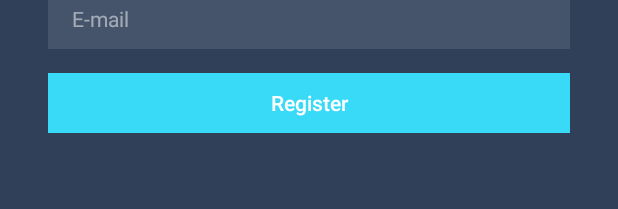
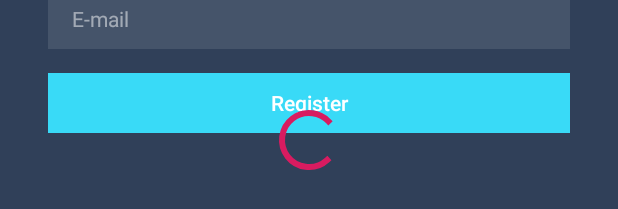
Before and after one commit to secretmoo35/KotlinContactApp, an Android app: the layout activity_register.xml on its own in the app's theme, with its tools: preview values and no code run, on a phone screen of 412 x 824 dp. Shown: the part 478-687 px from the top of the screen. Run offline under Robolectric (Android 15) with nearby library versions, the phone set to English and light mode, and no system bars.

Commit message:
[Add] Register call service & SharedPreferences

```diff
--- a/app/src/main/AndroidManifest.xml
+++ b/app/src/main/AndroidManifest.xml
@@ -12,6 +12,7 @@
             android:roundIcon="@mipmap/ic_launcher_round"
             android:supportsRtl="true"
             android:theme="@style/AppTheme"
+            android:name=".controllers.App"
             tools:ignore="AllowBackup,GoogleAppIndexingWarning">
         <activity
                 android:name=".controllers.LoginActivity"
--- a/app/src/main/java/com/kungsaranuwat/sarayut/kotlincontactapp/Utilities/Constants.kt
+++ b/app/src/main/java/com/kungsaranuwat/sarayut/kotlincontactapp/utilities/Constants.kt
@@ -1,4 +1,4 @@
-package com.kungsaranuwat.sarayut.kotlincontactapp.Utilities
+package com.kungsaranuwat.sarayut.kotlincontactapp.utilities
 
 const val BASE_URL = "https://secret-example-api.herokuapp.com"
 const val URL_REGISTER = "${BASE_URL}/api/auth/signup"
--- a/app/src/main/res/layout/activity_login.xml
+++ b/app/src/main/res/layout/activity_login.xml
@@ -94,7 +94,7 @@
                 android:text="@string/login"
                 android:layout_width="0dp"
                 android:layout_height="40dp"
-                android:id="@+id/loginButton"
+                android:id="@+id/registerButton"
                 android:layout_marginTop="16dp"
                 android:layout_marginStart="32dp"
                 android:textColor="@android:color/white"
@@ -129,6 +129,6 @@
                 android:layout_height="51dp"
                 android:id="@+id/view" app:layout_constraintEnd_toEndOf="parent" android:layout_marginEnd="32dp"
                 app:layout_constraintStart_toStartOf="parent" android:layout_marginStart="32dp"
-                android:layout_marginTop="8dp" app:layout_constraintTop_toBottomOf="@+id/loginButton"/>
+                android:layout_marginTop="8dp" app:layout_constraintTop_toBottomOf="@+id/registerButton"/>
     </android.support.constraint.ConstraintLayout>
 </ScrollView>
--- a/app/src/main/res/layout/activity_register.xml
+++ b/app/src/main/res/layout/activity_register.xml
@@ -152,7 +152,7 @@
                 android:text="@string/register"
                 android:layout_width="0dp"
                 android:layout_height="40dp"
-                android:id="@+id/loginButton"
+                android:id="@+id/registerButton"
                 android:layout_marginStart="32dp"
                 android:textColor="@android:color/white"
                 android:background="@drawable/button_style"
@@ -163,6 +163,16 @@
                 app:layout_constraintEnd_toEndOf="parent"
                 app:layout_constraintStart_toStartOf="parent" android:layout_marginTop="16dp"
                 app:layout_constraintTop_toBottomOf="@+id/emailInput" android:onClick="onRegister"/>
+        <ProgressBar
+                style="?android:attr/progressBarStyle"
+                android:layout_width="wrap_content"
+                android:layout_height="wrap_content"
+                android:id="@+id/progressBar"
+                android:layout_marginBottom="8dp"
+                app:layout_constraintBottom_toBottomOf="parent" app:layout_constraintStart_toStartOf="parent"
+                android:layout_marginStart="8dp" app:layout_constraintEnd_toEndOf="parent"
+                android:layout_marginEnd="8dp" android:layout_marginTop="8dp"
+                app:layout_constraintTop_toTopOf="@+id/registerToolbar"/>
 
     </android.support.constraint.ConstraintLayout>
 </ScrollView>
```
Also changed, not shown: app/src/main/java/com/kungsaranuwat/sarayut/kotlincontactapp/controllers/App.kt (added, +24 -0 lines), app/src/main/java/com/kungsaranuwat/sarayut/kotlincontactapp/controllers/RegisterActivity.kt (+32 -1 lines), app/src/main/java/com/kungsaranuwat/sarayut/kotlincontactapp/services/AuthenService.kt (+19 -6 lines), app/src/main/java/com/kungsaranuwat/sarayut/kotlincontactapp/utilities/SharedPrefs.kt (added, +24 -0 lines).
